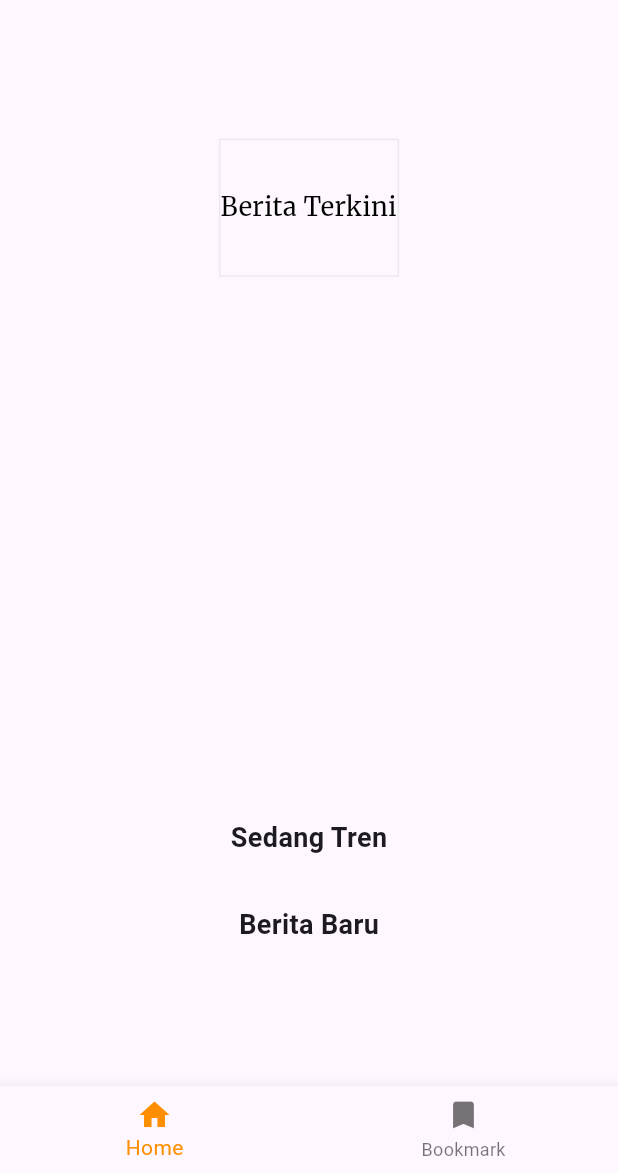
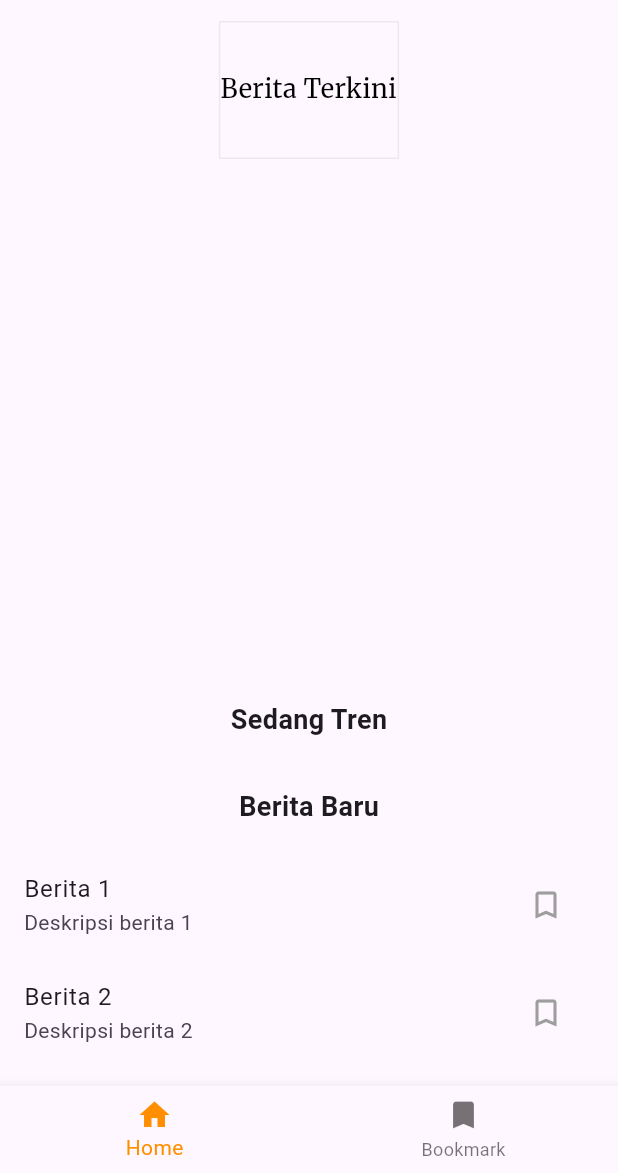
Before and after one commit to AryMahendra/Uas_Pemrograman_Multi_Platform, a Flutter app: the screen it shows after launch, on a phone screen of 412 x 824 dp, the part 63-1236 px from its top. Run offline on Flutter 3.47's test engine with Material 3 defaults, Android fonts, the phone set to English and light mode, and no system bars; our stand-ins replace google_fonts.

```diff
--- a/lib/main.dart
+++ b/lib/main.dart
@@ -27,26 +27,29 @@ class MyHomePage extends StatefulWidget {
 
 class _MyHomePageState extends State<MyHomePage> {
   int _selectedIndex = 0;
+  List bookmarkedArticles = [];
 
-  static List<Widget> _widgetOptions = <Widget>[
-    HomePageContent(),
-    BookmarkPage(),
-  ];
+  List<Widget> _widgetOptions() => <Widget>[
+        HomePageContent(bookmarkedArticles: bookmarkedArticles),
+        BookmarkPage(bookmarkedArticles: bookmarkedArticles),
+      ];
 
   void _onItemTapped(int index) {
     setState(() {
       _selectedIndex = index;
+      print('Selected index: $_selectedIndex'); // Log untuk debug
     });
   }
 
   @override
   Widget build(BuildContext context) {
+    print('Building MyHomePage with index $_selectedIndex'); // Log untuk debug
     return Scaffold(
       appBar: AppBar(
         title: Text('Aplikasi Berita'),
       ),
       body: Center(
-        child: _widgetOptions.elementAt(_selectedIndex),
+        child: _widgetOptions().elementAt(_selectedIndex),
       ),
       bottomNavigationBar: BottomNavigationBar(
         items: const <BottomNavigationBarItem>[
--- a/lib/pages/home_page.dart
+++ b/lib/pages/home_page.dart
@@ -1,36 +1,26 @@
 import 'package:flutter/material.dart';
 import 'package:google_fonts/google_fonts.dart';
-import 'package:http/http.dart' as http;
-import 'dart:convert';
 
 class HomePageContent extends StatefulWidget {
+  final List bookmarkedArticles;
+
+  HomePageContent({required this.bookmarkedArticles});
+
   @override
   _HomePageContentState createState() => _HomePageContentState();
 }
 
 class _HomePageContentState extends State<HomePageContent> {
-  List articles = [];
-
-  @override
-  void initState() {
-    super.initState();
-    fetchArticles();
-  }
-
-  fetchArticles() async {
-    final response =
-        await http.get(Uri.parse('https://api.yournewsapi.com/articles'));
-    if (response.statusCode == 200) {
-      setState(() {
-        articles = json.decode(response.body)['articles'];
-      });
-    } else {
-      throw Exception('Failed to load articles');
-    }
-  }
+  // Menggunakan data statis untuk testing
+  List articles = [
+    {'title': 'Berita 1', 'description': 'Deskripsi berita 1'},
+    {'title': 'Berita 2', 'description': 'Deskripsi berita 2'},
+    {'title': 'Berita 3', 'description': 'Deskripsi berita 3'},
+  ];
 
   @override
   Widget build(BuildContext context) {
+    print('Building HomePageContent'); // Log untuk debug
     return SingleChildScrollView(
       child: Column(
         children: [
@@ -53,7 +43,6 @@ class _HomePageContentState extends State<HomePageContent> {
               ),
             ),
           ),
-          // Berita Sedang Tren
           Container(
             padding: EdgeInsets.all(16.0),
             child: Text(
@@ -61,7 +50,6 @@ class _HomePageContentState extends State<HomePageContent> {
               style: TextStyle(fontSize: 18, fontWeight: FontWeight.bold),
             ),
           ),
-          // Berita Baru
           Container(
             padding: EdgeInsets.all(16.0),
             child: Text(
@@ -69,7 +57,6 @@ class _HomePageContentState extends State<HomePageContent> {
               style: TextStyle(fontSize: 18, fontWeight: FontWeight.bold),
             ),
           ),
-          // List of articles
           ListView.builder(
             shrinkWrap: true,
             physics: NeverScrollableScrollPhysics(),
@@ -78,6 +65,23 @@ class _HomePageContentState extends State<HomePageContent> {
               return ListTile(
                 title: Text(articles[index]['title']),
                 subtitle: Text(articles[index]['description']),
+                trailing: IconButton(
+                  icon: Icon(
+                    Icons.bookmark_border,
+                    color: widget.bookmarkedArticles.contains(articles[index])
+                        ? Colors.amber
+                        : Colors.grey,
+                  ),
+                  onPressed: () {
+                    setState(() {
+                      if (widget.bookmarkedArticles.contains(articles[index])) {
+                        widget.bookmarkedArticles.remove(articles[index]);
+                      } else {
+                        widget.bookmarkedArticles.add(articles[index]);
+                      }
+                    });
+                  },
+                ),
               );
             },
           ),
```
Also changed, not shown: lib/pages/bookmark_page.dart (+21 -6 lines), pubspec.lock.
